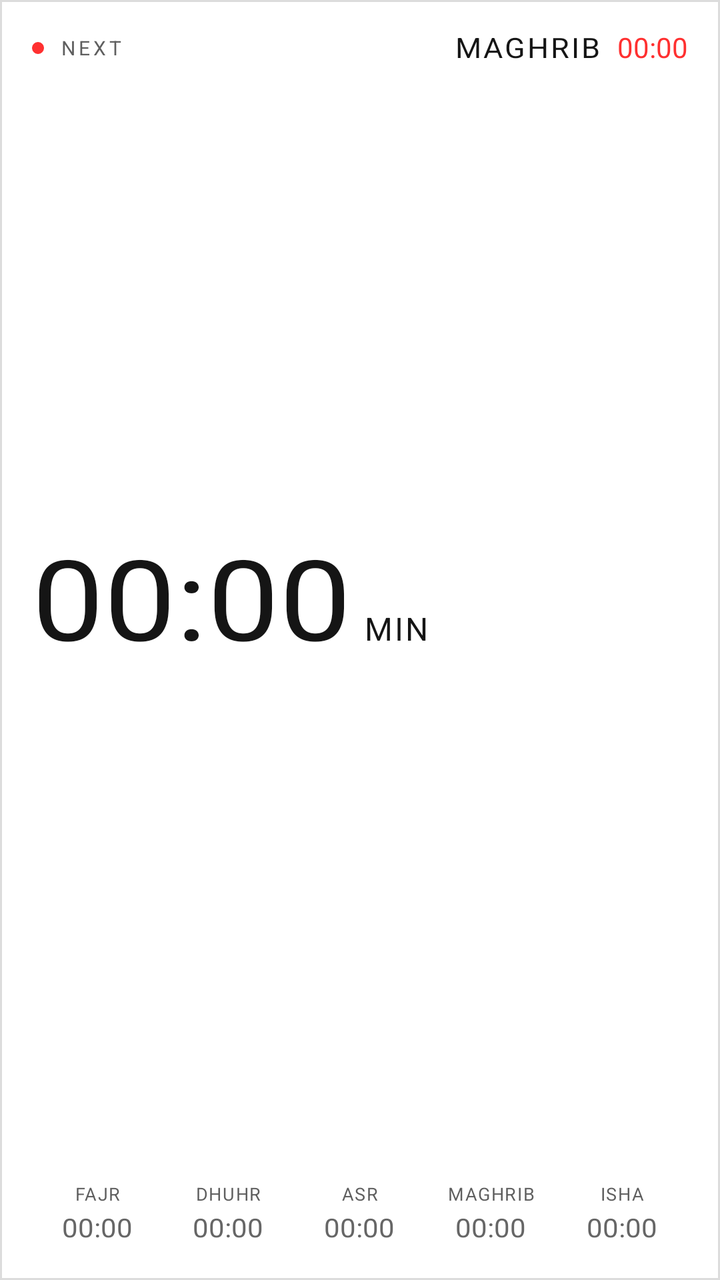
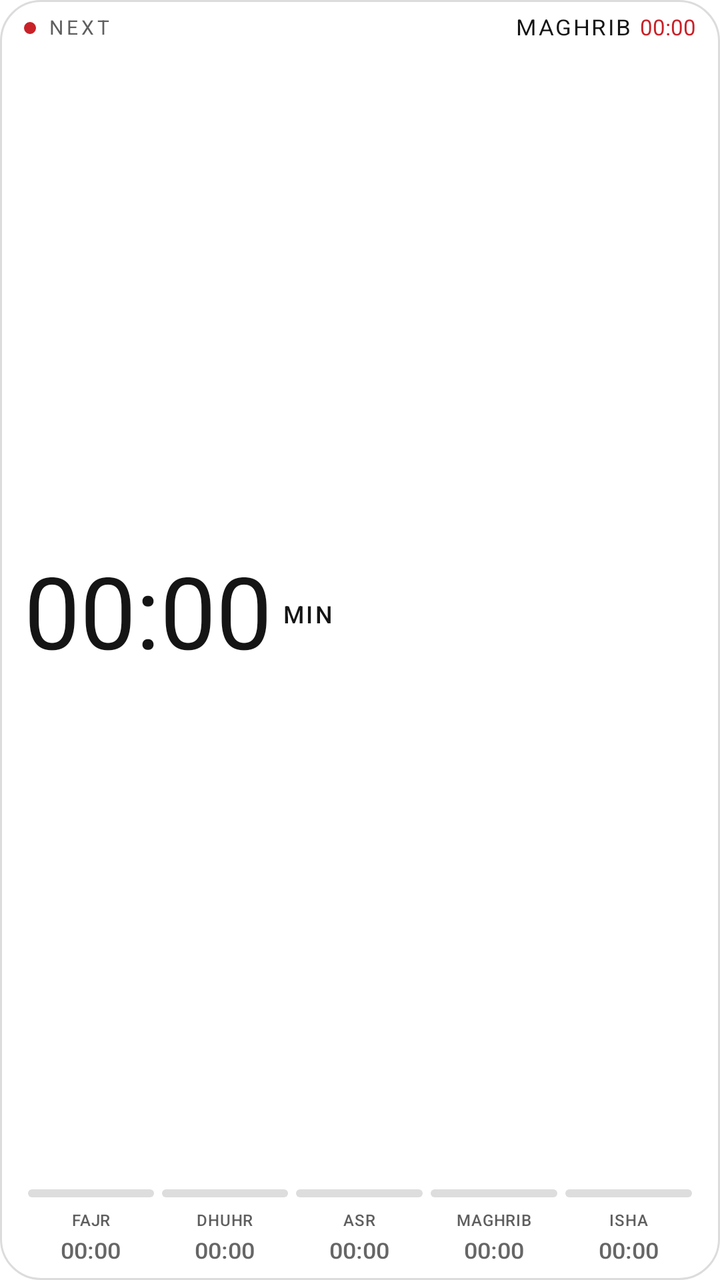

The first picture is an Android layout as it rendered before a commit; the second is the same layout after the commit. The layout source and the unified diff follow.
<!-- AndroidManifest.xml: fallback theme Theme.MaterialComponents.DayNight.NoActionBar -->
<!-- res/layout/widget.xml -->
<?xml version="1.0" encoding="utf-8"?>
<FrameLayout xmlns:android="http://schemas.android.com/apk/res/android"
    xmlns:tools="http://schemas.android.com/tools"
    android:id="@+id/root"
    android:layout_width="match_parent"
    android:layout_height="match_parent"
    android:background="@drawable/widget_bg_solid"
    tools:ignore="SmallSp">

    
    <ImageView
        android:id="@+id/panel_bg"
        android:layout_width="match_parent"
        android:layout_height="match_parent"
        android:importantForAccessibility="no"
        android:scaleType="fitXY" />

    <LinearLayout
        android:id="@+id/content"
        android:layout_width="match_parent"
        android:layout_height="match_parent"
        android:orientation="vertical"
        android:paddingHorizontal="16dp"
        android:paddingTop="16dp"
        android:paddingBottom="18dp">

        <LinearLayout
            android:layout_width="match_parent"
            android:layout_height="wrap_content"
            android:gravity="center_vertical"
            android:orientation="horizontal">

            <ImageView
                android:id="@+id/dot"
                android:layout_width="6dp"
                android:layout_height="6dp"
                android:background="@drawable/dot_red"
                android:importantForAccessibility="no" />

            <TextView
                android:id="@+id/label_next"
                android:layout_width="0dp"
                android:layout_height="wrap_content"
                android:layout_marginStart="8dp"
                android:layout_weight="1"
                android:fontFamily="NDot55All"
                android:includeFontPadding="false"
                android:letterSpacing="0.16"
                android:text="@string/label_next"
                android:textColor="@color/nt_grey_label"
                android:textSize="10sp" />

            <TextView
                android:id="@+id/text_prayer"
                android:layout_width="wrap_content"
                android:layout_height="wrap_content"
                android:fontFamily="NDot55All"
                android:includeFontPadding="false"
                android:letterSpacing="0.07"
                android:textScaleX="1.06"
                android:text="@string/prayer_maghrib"
                android:textColor="@color/nt_white"
                android:textSize="14sp" />

            
            <TextView
                android:id="@+id/text_time"
                android:layout_width="wrap_content"
                android:layout_height="wrap_content"
                android:layout_marginStart="8dp"
                android:fontFamily="NDot55All"
                android:includeFontPadding="false"
                android:text="@string/time_placeholder"
                android:textColor="@color/nt_red"
                android:textSize="14sp" />
        </LinearLayout>

        <LinearLayout
            android:id="@+id/countdown_area"
            android:layout_width="match_parent"
            android:layout_height="0dp"
            android:layout_weight="1"
            android:gravity="start|center_vertical"
            android:orientation="horizontal">

            
            <LinearLayout
                android:id="@+id/countdown_row"
                android:layout_width="wrap_content"
                android:layout_height="wrap_content"
                android:baselineAligned="true"
                android:orientation="horizontal"
                tools:ignore="UselessParent">

                <Chronometer
                    android:id="@+id/text_countdown"
                    android:textScaleX="1.14"
                    android:layout_width="wrap_content"
                    android:layout_height="wrap_content"
                    android:fontFamily="NDot55All"
                    android:includeFontPadding="false"
                    android:text="@string/countdown_placeholder"
                    android:textColor="@color/nt_white"
                    android:textSize="56sp" />

                <TextView
                    android:id="@+id/text_unit"
                    android:letterSpacing="0.07"
                    android:layout_width="wrap_content"
                    android:layout_height="wrap_content"
                    android:layout_marginStart="6dp"
                    android:fontFamily="NDot55All"
                    android:includeFontPadding="false"
                    android:text="@string/unit_min"
                    android:textColor="@color/nt_white"
                    android:textSize="16sp" />
            </LinearLayout>
        </LinearLayout>

        <ImageView
            android:id="@+id/bar"
            android:layout_width="match_parent"
            android:layout_height="4dp"
            android:layout_marginTop="8dp"
            android:importantForAccessibility="no"
            android:scaleType="fitXY" />

        
        <LinearLayout
            android:layout_width="match_parent"
            android:layout_height="wrap_content"
            android:layout_marginTop="10dp"
            android:orientation="horizontal">

            <LinearLayout style="@style/PrayerColumn">
                <TextView
                    android:id="@+id/row_name_0"
                    style="@style/PrayerRowName"
                    android:text="@string/prayer_fajr" />

                <TextView
                    android:id="@+id/row_time_0"
                    style="@style/PrayerRowTime"
                    android:text="@string/time_placeholder" />
            </LinearLayout>

            <LinearLayout style="@style/PrayerColumn">
                <TextView
                    android:id="@+id/row_name_1"
                    style="@style/PrayerRowName"
                    android:text="@string/prayer_dhuhr" />

                <TextView
                    android:id="@+id/row_time_1"
                    style="@style/PrayerRowTime"
                    android:text="@string/time_placeholder" />
            </LinearLayout>

            <LinearLayout style="@style/PrayerColumn">
                <TextView
                    android:id="@+id/row_name_2"
                    style="@style/PrayerRowName"
                    android:text="@string/prayer_asr" />

                <TextView
                    android:id="@+id/row_time_2"
                    style="@style/PrayerRowTime"
                    android:text="@string/time_placeholder" />
            </LinearLayout>

            <LinearLayout style="@style/PrayerColumn">
                <TextView
                    android:id="@+id/row_name_3"
                    style="@style/PrayerRowName"
                    android:text="@string/prayer_maghrib" />

                <TextView
                    android:id="@+id/row_time_3"
                    style="@style/PrayerRowTime"
                    android:text="@string/time_placeholder" />
            </LinearLayout>

            <LinearLayout style="@style/PrayerColumn">
                <TextView
                    android:id="@+id/row_name_4"
                    style="@style/PrayerRowName"
                    android:text="@string/prayer_isha" />

                <TextView
                    android:id="@+id/row_time_4"
                    style="@style/PrayerRowTime"
                    android:text="@string/time_placeholder" />
            </LinearLayout>
        </LinearLayout>

    </LinearLayout>

    
    <LinearLayout
        android:id="@+id/loading"
        android:layout_width="match_parent"
        android:layout_height="match_parent"
        android:gravity="center"
        android:orientation="vertical"
        android:visibility="gone">

        <ProgressBar
            android:id="@+id/loading_spinner"
            android:layout_width="60dp"
            android:layout_height="60dp"
            android:background="@null"
            android:indeterminate="true"
            android:indeterminateDrawable="@drawable/loading_dots"
            android:indeterminateTint="@null" />

        <TextView
            android:id="@+id/loading_text"
            android:layout_width="wrap_content"
            android:layout_height="wrap_content"
            android:layout_marginTop="12dp"
            android:fontFamily="NDot55All"
            android:includeFontPadding="false"
            android:letterSpacing="0.18"
            android:text="@string/label_syncing"
            android:textColor="@color/nt_grey_label"
            android:textSize="12sp" />
    </LinearLayout>

</FrameLayout>
<!-- resources referenced by this layout -->
<resources>
  <color name="nt_grey_label">#FF5F5F5F</color>
  <color name="nt_red">#FFFF3030</color>
  <color name="nt_white">#FF151515</color>
  <!-- drawable dot_red (drawable) -->
  <?xml version="1.0" encoding="utf-8"?>
  <shape xmlns:android="http://schemas.android.com/apk/res/android"
      android:shape="oval">
      <solid android:color="@color/nt_red" />
  </shape>
  <!-- drawable loading_dots (drawable) -->
  <?xml version="1.0" encoding="utf-8"?>
  <animation-list xmlns:android="http://schemas.android.com/apk/res/android"
      android:oneshot="false">
      <item android:drawable="@drawable/loading_0" android:duration="80" />
      <item android:drawable="@drawable/loading_1" android:duration="80" />
      <item android:drawable="@drawable/loading_2" android:duration="80" />
      <item android:drawable="@drawable/loading_3" android:duration="80" />
      <item android:drawable="@drawable/loading_4" android:duration="80" />
      <item android:drawable="@drawable/loading_5" android:duration="80" />
      <item android:drawable="@drawable/loading_6" android:duration="80" />
      <item android:drawable="@drawable/loading_7" android:duration="80" />
  </animation-list>
  <!-- drawable widget_bg_solid (drawable) -->
  <?xml version="1.0" encoding="utf-8"?>
  <shape xmlns:android="http://schemas.android.com/apk/res/android"
      android:shape="rectangle">
      <solid android:color="@color/nt_panel" />
      <stroke
          android:width="1dp"
          android:color="@color/nt_hairline" />
  </shape>
  <string name="countdown_placeholder">--:--</string>
  <string name="label_next">NEXT</string>
  <string name="label_syncing">SYNCING</string>
  <string name="prayer_asr">ASR</string>
  <string name="prayer_dhuhr">DHUHR</string>
  <string name="prayer_fajr">FAJR</string>
  <string name="prayer_isha">ISHA</string>
  <string name="prayer_maghrib">MAGHRIB</string>
  <string name="time_placeholder">00:00</string>
  <string name="unit_min">MIN</string>
  <style name="PrayerRowName">
          <item name="android:layout_width">match_parent</item>
          <item name="android:layout_height">wrap_content</item>
          <item name="android:fontFamily">NDot55All</item>
          <item name="android:gravity">center</item>
          <item name="android:includeFontPadding">false</item>
          <item name="android:letterSpacing">0.06</item>
          <item name="android:maxLines">1</item>
          <item name="android:textColor">@color/nt_grey_label</item>
          <item name="android:textSize">9sp</item>
      </style>
  <style name="PrayerRowTime">
          <item name="android:layout_width">match_parent</item>
          <item name="android:layout_height">wrap_content</item>
          <item name="android:layout_marginTop">4dp</item>
          <item name="android:fontFamily">NDot55All</item>
          <item name="android:gravity">center</item>
          <item name="android:includeFontPadding">false</item>
          <item name="android:maxLines">1</item>
          <item name="android:textColor">@color/nt_grey_future</item>
          <item name="android:textScaleX">1.08</item>
          <item name="android:textSize">13sp</item>
      </style>
  <!-- drawable loading_0: png bitmap (drawable-nodpi, 972 bytes) -->
  <!-- drawable loading_1: png bitmap (drawable-nodpi, 960 bytes) -->
  <!-- drawable loading_2: png bitmap (drawable-nodpi, 951 bytes) -->
  <!-- drawable loading_3: png bitmap (drawable-nodpi, 950 bytes) -->
  <!-- drawable loading_4: png bitmap (drawable-nodpi, 971 bytes) -->
  <!-- drawable loading_5: png bitmap (drawable-nodpi, 950 bytes) -->
  <!-- drawable loading_6: png bitmap (drawable-nodpi, 951 bytes) -->
  <!-- drawable loading_7: png bitmap (drawable-nodpi, 957 bytes) -->
  <color name="nt_panel">#FFFFFFFF</color>
  <color name="nt_hairline">#FFDCDCDC</color>
  <color name="nt_grey_future">#FF666666</color>
  <!-- unchanged entries left out for length: 1 -->
</resources>

<!-- the commit's change to res/layout/widget.xml (unified diff, before → after) -->
@@ -4,30 +4,30 @@
     android:id="@+id/root"
     android:layout_width="match_parent"
     android:layout_height="match_parent"
-    android:background="@drawable/widget_bg_solid"
     tools:ignore="SmallSp">
 
-    
     <ImageView
-        android:id="@+id/panel_bg"
+        android:id="@+id/panel"
         android:layout_width="match_parent"
         android:layout_height="match_parent"
         android:importantForAccessibility="no"
-        android:scaleType="fitXY" />
+        android:scaleType="fitXY"
+        android:src="@drawable/widget_bg_solid" />
 
     <LinearLayout
         android:id="@+id/content"
         android:layout_width="match_parent"
         android:layout_height="match_parent"
         android:orientation="vertical"
-        android:paddingHorizontal="16dp"
-        android:paddingTop="16dp"
-        android:paddingBottom="18dp">
+        android:paddingHorizontal="12dp"
+        android:paddingTop="7dp"
+        android:paddingBottom="8dp">
 
         <LinearLayout
             android:layout_width="match_parent"
             android:layout_height="wrap_content"
-            android:gravity="center_vertical"
+            android:gravity="center_vertical|end"
+            android:minHeight="14dp"
             android:orientation="horizontal">
 
             <ImageView
@@ -37,15 +37,25 @@
                 android:background="@drawable/dot_red"
                 android:importantForAccessibility="no" />
 
+            <ProgressBar
+                android:id="@+id/loading_spinner"
+                android:layout_width="14dp"
+                android:layout_height="14dp"
+                android:importantForAccessibility="no"
+                android:indeterminate="true"
+                android:indeterminateDrawable="@drawable/loading_dots"
+                android:visibility="gone" />
+
             <TextView
                 android:id="@+id/label_next"
                 android:layout_width="0dp"
                 android:layout_height="wrap_content"
-                android:layout_marginStart="8dp"
+                android:layout_marginStart="6dp"
                 android:layout_weight="1"
                 android:fontFamily="NDot55All"
                 android:includeFontPadding="false"
                 android:letterSpacing="0.16"
+                android:maxLines="1"
                 android:text="@string/label_next"
                 android:textColor="@color/nt_grey_label"
                 android:textSize="10sp" />
@@ -60,19 +70,18 @@
                 android:textScaleX="1.06"
                 android:text="@string/prayer_maghrib"
                 android:textColor="@color/nt_white"
-                android:textSize="14sp" />
-
-            
+                android:textSize="11sp" />
+
             <TextView
                 android:id="@+id/text_time"
                 android:layout_width="wrap_content"
                 android:layout_height="wrap_content"
-                android:layout_marginStart="8dp"
+                android:layout_marginStart="4dp"
                 android:fontFamily="NDot55All"
                 android:includeFontPadding="false"
                 android:text="@string/time_placeholder"
                 android:textColor="@color/nt_red"
-                android:textSize="14sp" />
+                android:textSize="11sp" />
         </LinearLayout>
 
         <LinearLayout
@@ -83,53 +92,70 @@
             android:gravity="start|center_vertical"
             android:orientation="horizontal">
 
-            
-            <LinearLayout
-                android:id="@+id/countdown_row"
+            <TextView
+                android:id="@+id/countdown_empty"
+                style="@style/CountdownNumber"
+                android:text="@string/countdown_placeholder"
+                android:visibility="gone" />
+
+            <Chronometer
+                android:id="@+id/text_countdown"
+                style="@style/CountdownNumber"
+                android:text="@string/countdown_placeholder" />
+
+            <TextView
+                android:id="@+id/text_unit"
                 android:layout_width="wrap_content"
                 android:layout_height="wrap_content"
-                android:baselineAligned="true"
-                android:orientation="horizontal"
-                tools:ignore="UselessParent">
-
-                <Chronometer
-                    android:id="@+id/text_countdown"
-                    android:textScaleX="1.14"
-                    android:layout_width="wrap_content"
-                    android:layout_height="wrap_content"
-                    android:fontFamily="NDot55All"
-                    android:includeFontPadding="false"
-                    android:text="@string/countdown_placeholder"
-                    android:textColor="@color/nt_white"
-                    android:textSize="56sp" />
-
-                <TextView
-                    android:id="@+id/text_unit"
-                    android:letterSpacing="0.07"
-                    android:layout_width="wrap_content"
-                    android:layout_height="wrap_content"
-                    android:layout_marginStart="6dp"
-                    android:fontFamily="NDot55All"
-                    android:includeFontPadding="false"
-                    android:text="@string/unit_min"
-                    android:textColor="@color/nt_white"
-                    android:textSize="16sp" />
-            </LinearLayout>
-        </LinearLayout>
-
-        <ImageView
-            android:id="@+id/bar"
+                android:layout_marginStart="5dp"
+                android:fontFamily="sans-serif-medium"
+                android:includeFontPadding="false"
+                android:letterSpacing="0.1"
+                android:text="@string/unit_min"
+                android:textColor="@color/nt_white"
+                android:textSize="12sp" />
+        </LinearLayout>
+
+        <LinearLayout
             android:layout_width="match_parent"
             android:layout_height="4dp"
-            android:layout_marginTop="8dp"
-            android:importantForAccessibility="no"
-            android:scaleType="fitXY" />
-
-        
-        <LinearLayout
+            android:orientation="horizontal">
+            <ImageView
+                android:id="@+id/rail_0"
+                style="@style/PrayerRail"
+                android:contentDescription="@null"
+                android:src="@drawable/rail_track" />
+
+            <ImageView
+                android:id="@+id/rail_1"
+                style="@style/PrayerRail"
+                android:contentDescription="@null"
+                android:src="@drawable/rail_track" />
+
+            <ImageView
+                android:id="@+id/rail_2"
+                style="@style/PrayerRail"
+                android:contentDescription="@null"
+                android:src="@drawable/rail_track" />
+
+            <ImageView
+                android:id="@+id/rail_3"
+                style="@style/PrayerRail"
+                android:contentDescription="@null"
+                android:src="@drawable/rail_track" />
+
+            <ImageView
+                android:id="@+id/rail_4"
+                style="@style/PrayerRail"
+                android:contentDescription="@null"
+                android:src="@drawable/rail_track" />
+        </LinearLayout>
+
+        <LinearLayout
+            android:id="@+id/schedule"
             android:layout_width="match_parent"
             android:layout_height="wrap_content"
-            android:layout_marginTop="10dp"
+            android:layout_marginTop="7dp"
             android:orientation="horizontal">
 
             <LinearLayout style="@style/PrayerColumn">
@@ -195,35 +221,4 @@
 
     </LinearLayout>
 
-    
-    <LinearLayout
-        android:id="@+id/loading"
-        android:layout_width="match_parent"
-        android:layout_height="match_parent"
-        android:gravity="center"
-        android:orientation="vertical"
-        android:visibility="gone">
-
-        <ProgressBar
-            android:id="@+id/loading_spinner"
-            android:layout_width="60dp"
-            android:layout_height="60dp"
-            android:background="@null"
-            android:indeterminate="true"
-            android:indeterminateDrawable="@drawable/loading_dots"
-            android:indeterminateTint="@null" />
-
-        <TextView
-            android:id="@+id/loading_text"
-            android:layout_width="wrap_content"
-            android:layout_height="wrap_content"
-            android:layout_marginTop="12dp"
-            android:fontFamily="NDot55All"
-            android:includeFontPadding="false"
-            android:letterSpacing="0.18"
-            android:text="@string/label_syncing"
-            android:textColor="@color/nt_grey_label"
-            android:textSize="12sp" />
-    </LinearLayout>
-
 </FrameLayout>
<!-- resource entries referenced after the edit -->
@@ -1,7 +1,7 @@
 <!-- resources referenced by this layout -->
 <resources>
   <color name="nt_grey_label">#FF5F5F5F</color>
-  <color name="nt_red">#FFFF3030</color>
+  <color name="nt_red">#FFC92128</color>
   <color name="nt_white">#FF151515</color>
   <!-- drawable dot_red (drawable) -->
   <?xml version="1.0" encoding="utf-8"?>
@@ -9,31 +9,22 @@
       android:shape="oval">
       <solid android:color="@color/nt_red" />
   </shape>
-  <!-- drawable loading_dots (drawable) -->
+  <!-- drawable loading_dots: vector/xml drawable (drawable, 2732 chars, omitted) -->
+  <!-- drawable rail_track (drawable) -->
   <?xml version="1.0" encoding="utf-8"?>
-  <animation-list xmlns:android="http://schemas.android.com/apk/res/android"
-      android:oneshot="false">
-      <item android:drawable="@drawable/loading_0" android:duration="80" />
-      <item android:drawable="@drawable/loading_1" android:duration="80" />
-      <item android:drawable="@drawable/loading_2" android:duration="80" />
-      <item android:drawable="@drawable/loading_3" android:duration="80" />
-      <item android:drawable="@drawable/loading_4" android:duration="80" />
-      <item android:drawable="@drawable/loading_5" android:duration="80" />
-      <item android:drawable="@drawable/loading_6" android:duration="80" />
-      <item android:drawable="@drawable/loading_7" android:duration="80" />
-  </animation-list>
+  <shape xmlns:android="http://schemas.android.com/apk/res/android">
+      <corners android:radius="2dp" />
+      <solid android:color="@color/nt_bar_track" />
+  </shape>
   <!-- drawable widget_bg_solid (drawable) -->
   <?xml version="1.0" encoding="utf-8"?>
-  <shape xmlns:android="http://schemas.android.com/apk/res/android"
-      android:shape="rectangle">
+  <shape xmlns:android="http://schemas.android.com/apk/res/android">
+      <corners android:radius="20dp" />
       <solid android:color="@color/nt_panel" />
-      <stroke
-          android:width="1dp"
-          android:color="@color/nt_hairline" />
+      <stroke android:width="1dp" android:color="@color/nt_hairline" />
   </shape>
   <string name="countdown_placeholder">--:--</string>
   <string name="label_next">NEXT</string>
-  <string name="label_syncing">SYNCING</string>
   <string name="prayer_asr">ASR</string>
   <string name="prayer_dhuhr">DHUHR</string>
   <string name="prayer_fajr">FAJR</string>
@@ -41,37 +32,47 @@
   <string name="prayer_maghrib">MAGHRIB</string>
   <string name="time_placeholder">00:00</string>
   <string name="unit_min">MIN</string>
+  <style name="CountdownNumber">
+          <item name="android:layout_width">wrap_content</item>
+          <item name="android:layout_height">wrap_content</item>
+          <item name="android:fontFamily">NDot55All</item>
+          <item name="android:includeFontPadding">false</item>
+          <item name="android:maxLines">1</item>
+          <item name="android:textColor">@color/nt_white</item>
+          <item name="android:textSize">50sp</item>
+      </style>
+  <style name="PrayerRail">
+          <item name="android:layout_width">0dp</item>
+          <item name="android:layout_height">match_parent</item>
+          <item name="android:layout_marginHorizontal">2dp</item>
+          <item name="android:layout_weight">1</item>
+          <item name="android:importantForAccessibility">no</item>
+          <item name="android:scaleType">fitXY</item>
+      </style>
   <style name="PrayerRowName">
           <item name="android:layout_width">match_parent</item>
           <item name="android:layout_height">wrap_content</item>
-          <item name="android:fontFamily">NDot55All</item>
+          <item name="android:fontFamily">sans-serif-medium</item>
           <item name="android:gravity">center</item>
           <item name="android:includeFontPadding">false</item>
-          <item name="android:letterSpacing">0.06</item>
+          <item name="android:letterSpacing">0.03</item>
           <item name="android:maxLines">1</item>
           <item name="android:textColor">@color/nt_grey_label</item>
-          <item name="android:textSize">9sp</item>
+          <item name="android:textSize">8sp</item>
       </style>
   <style name="PrayerRowTime">
           <item name="android:layout_width">match_parent</item>
           <item name="android:layout_height">wrap_content</item>
           <item name="android:layout_marginTop">4dp</item>
-          <item name="android:fontFamily">NDot55All</item>
+          <item name="android:fontFamily">sans-serif-medium</item>
           <item name="android:gravity">center</item>
           <item name="android:includeFontPadding">false</item>
           <item name="android:maxLines">1</item>
           <item name="android:textColor">@color/nt_grey_future</item>
           <item name="android:textScaleX">1.08</item>
-          <item name="android:textSize">13sp</item>
+          <item name="android:textSize">11sp</item>
       </style>
-  <!-- drawable loading_0: png bitmap (drawable-nodpi, 972 bytes) -->
-  <!-- drawable loading_1: png bitmap (drawable-nodpi, 960 bytes) -->
-  <!-- drawable loading_2: png bitmap (drawable-nodpi, 951 bytes) -->
-  <!-- drawable loading_3: png bitmap (drawable-nodpi, 950 bytes) -->
-  <!-- drawable loading_4: png bitmap (drawable-nodpi, 971 bytes) -->
-  <!-- drawable loading_5: png bitmap (drawable-nodpi, 950 bytes) -->
-  <!-- drawable loading_6: png bitmap (drawable-nodpi, 951 bytes) -->
-  <!-- drawable loading_7: png bitmap (drawable-nodpi, 957 bytes) -->
+  <color name="nt_bar_track">#FFDDDDDD</color>
   <color name="nt_panel">#FFFFFFFF</color>
   <color name="nt_hairline">#FFDCDCDC</color>
   <color name="nt_grey_future">#FF666666</color>
